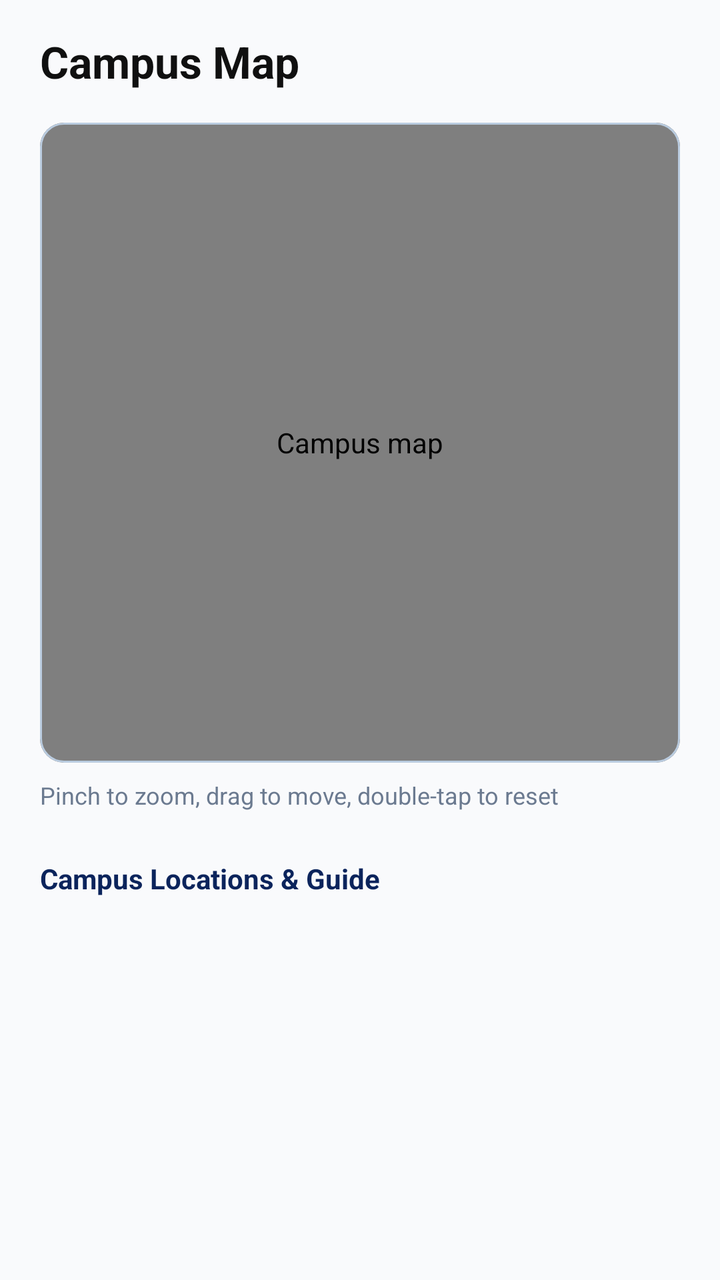
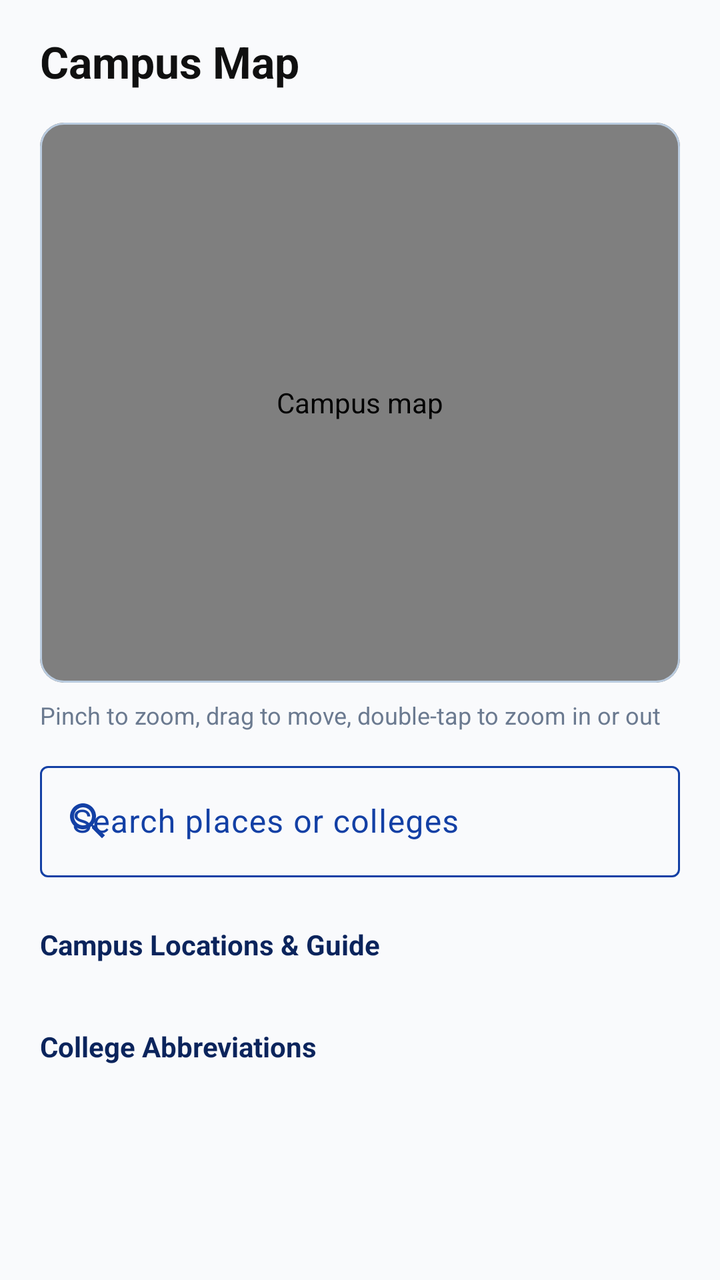

The first picture is an Android layout as it rendered before a commit; the second is the same layout after the commit. The layout source and the unified diff follow.
<!-- AndroidManifest.xml: application theme Theme.Acadex -->
<!-- res/layout/fragment_directory.xml -->
<ScrollView xmlns:android="http://schemas.android.com/apk/res/android" xmlns:app="http://schemas.android.com/apk/res-auto"
    style="@style/ScreenScroll"
    android:layout_width="match_parent" android:layout_height="match_parent">
    <LinearLayout style="@style/ScreenContent" android:layout_width="match_parent" android:layout_height="wrap_content">

        <TextView style="@style/Title" android:layout_width="wrap_content" android:layout_height="wrap_content" android:text="Campus Map"/>

        <com.google.android.material.card.MaterialCardView style="@style/Card" android:layout_width="match_parent" android:layout_height="wrap_content" android:layout_marginTop="@dimen/gap_md">
            <com.student.acadex.ZoomImageView
                android:id="@+id/ivCampusMap"
                android:layout_width="match_parent" android:layout_height="320dp"
                android:contentDescription="Campus map"/>
        </com.google.android.material.card.MaterialCardView>

        <TextView style="@style/Hint" android:layout_width="wrap_content" android:layout_height="wrap_content" android:layout_marginTop="@dimen/gap_sm"
            android:text="Pinch to zoom, drag to move, double-tap to reset"/>

        <TextView style="@style/Section" android:layout_width="wrap_content" android:layout_height="wrap_content" android:text="Campus Locations &amp; Guide"/>
        <LinearLayout android:id="@+id/placeList" android:layout_width="match_parent" android:layout_height="wrap_content" android:orientation="vertical"/>

    </LinearLayout>
</ScrollView>
<!-- resources referenced by this layout -->
<resources>
  <dimen name="gap_md">12dp</dimen>
  <dimen name="gap_sm">8dp</dimen>
  <style name="Card" parent="Widget.Material3.CardView.Outlined">
          <item name="cardBackgroundColor">@color/white</item>
          <item name="strokeColor">@color/light</item>
          <item name="strokeWidth">1dp</item>
          <item name="cardCornerRadius">12dp</item>
          <item name="cardElevation">0dp</item>
      </style>
  <style name="Hint">
          <item name="android:textSize">12sp</item>
          <item name="android:textColor">@color/muted</item>
      </style>
  <style name="ScreenContent">
          <item name="android:orientation">vertical</item>
          <item name="android:paddingLeft">@dimen/screen_padding</item>
          <item name="android:paddingRight">@dimen/screen_padding</item>
          <item name="android:paddingTop">@dimen/screen_padding_top</item>
          <item name="android:paddingBottom">@dimen/screen_padding_bottom</item>
      </style>
  <style name="ScreenScroll">
          <item name="android:clipToPadding">false</item>
          <item name="android:scrollbars">none</item>
      </style>
  <style name="Section">
          <item name="android:textSize">14sp</item>
          <item name="android:textStyle">bold</item>
          <item name="android:textColor">@color/dark</item>
          <item name="android:paddingTop">@dimen/gap_xl</item>
          <item name="android:paddingBottom">@dimen/gap_sm</item>
      </style>
  <style name="Title">
          <item name="android:textSize">22sp</item>
          <item name="android:textStyle">bold</item>
          <item name="android:textColor">@color/black</item>
          <item name="android:paddingBottom">@dimen/gap_xs</item>
      </style>
  <style name="Theme.Acadex" parent="Theme.Material3.Light.NoActionBar">
          <item name="colorPrimary">@color/primary</item>
          <item name="colorOnPrimary">@color/white</item>
          <item name="colorPrimaryContainer">@color/light</item>
          <item name="colorOnPrimaryContainer">@color/dark</item>
          
          <item name="colorSecondaryContainer">@color/primary_soft</item>
          <item name="colorOnSecondaryContainer">@color/dark</item>
          <item name="colorSurface">@color/white</item>
          <item name="colorOnSurface">@color/black</item>
          <item name="colorOnSurfaceVariant">@color/black</item>
          <item name="android:colorBackground">@color/bg</item>
          <item name="android:statusBarColor">@color/bg</item>
          <item name="android:windowLightStatusBar">true</item>
      </style>
  <color name="white">#FFFFFF</color>
  <color name="light">#BACCE0</color>
  <color name="muted">#6B7A90</color>
  <dimen name="screen_padding">20dp</dimen>
  <dimen name="screen_padding_top">16dp</dimen>
  <dimen name="screen_padding_bottom">96dp</dimen>
  <color name="dark">#0B245C</color>
  <dimen name="gap_xl">24dp</dimen>
  <color name="black">#101010</color>
  <dimen name="gap_xs">4dp</dimen>
  <color name="primary">#1340A5</color>
  <color name="primary_soft">#DCE6FA</color>
  <color name="bg">#F9FAFC</color>
</resources>

<!-- the commit's change to res/layout/fragment_directory.xml (unified diff, before → after) -->
@@ -8,15 +8,43 @@
         <com.google.android.material.card.MaterialCardView style="@style/Card" android:layout_width="match_parent" android:layout_height="wrap_content" android:layout_marginTop="@dimen/gap_md">
             <com.student.acadex.ZoomImageView
                 android:id="@+id/ivCampusMap"
-                android:layout_width="match_parent" android:layout_height="320dp"
+                android:layout_width="match_parent" android:layout_height="280dp"
                 android:contentDescription="Campus map"/>
         </com.google.android.material.card.MaterialCardView>
 
         <TextView style="@style/Hint" android:layout_width="wrap_content" android:layout_height="wrap_content" android:layout_marginTop="@dimen/gap_sm"
-            android:text="Pinch to zoom, drag to move, double-tap to reset"/>
+            android:text="Pinch to zoom, drag to move, double-tap to zoom in or out"/>
 
-        <TextView style="@style/Section" android:layout_width="wrap_content" android:layout_height="wrap_content" android:text="Campus Locations &amp; Guide"/>
+        <com.google.android.material.textfield.TextInputLayout
+            style="@style/Widget.Material3.TextInputLayout.OutlinedBox"
+            android:layout_width="match_parent" android:layout_height="wrap_content"
+            android:layout_marginTop="@dimen/gap_md"
+            android:hint="Search places or colleges"
+            android:textColorHint="@color/primary"
+            app:hintTextColor="@color/primary"
+            app:boxStrokeColor="@color/search_stroke"
+            app:boxStrokeWidth="1dp"
+            app:boxStrokeWidthFocused="2dp"
+            app:cursorColor="@color/primary"
+            app:startIconDrawable="@drawable/ic_search"
+            app:startIconTint="@color/primary"
+            app:endIconMode="clear_text"
+            app:endIconTint="@color/primary">
+            <com.google.android.material.textfield.TextInputEditText
+                android:id="@+id/etSearch"
+                android:layout_width="match_parent" android:layout_height="wrap_content"
+                android:textColor="@color/primary"
+                android:imeOptions="actionSearch" android:inputType="text" android:maxLines="1"/>
+        </com.google.android.material.textfield.TextInputLayout>
+
+        <TextView android:id="@+id/tvPlacesHeader" style="@style/Section" android:layout_width="wrap_content" android:layout_height="wrap_content" android:text="Campus Locations &amp; Guide"/>
         <LinearLayout android:id="@+id/placeList" android:layout_width="match_parent" android:layout_height="wrap_content" android:orientation="vertical"/>
+
+        <TextView android:id="@+id/tvCollegesHeader" style="@style/Section" android:layout_width="wrap_content" android:layout_height="wrap_content" android:text="College Abbreviations"/>
+        <LinearLayout android:id="@+id/collegeList" android:layout_width="match_parent" android:layout_height="wrap_content" android:orientation="vertical"/>
+
+        <TextView android:id="@+id/tvNoResults" style="@style/Hint" android:layout_width="match_parent" android:layout_height="wrap_content"
+            android:padding="@dimen/gap_md" android:text="No places or colleges match your search" android:visibility="gone"/>
 
     </LinearLayout>
 </ScrollView>
<!-- resource entries referenced after the edit -->
@@ -2,6 +2,12 @@
 <resources>
   <dimen name="gap_md">12dp</dimen>
   <dimen name="gap_sm">8dp</dimen>
+  <!-- drawable ic_search (drawable) -->
+  <vector xmlns:android="http://schemas.android.com/apk/res/android"
+      android:width="24dp" android:height="24dp" android:viewportWidth="24" android:viewportHeight="24">
+      <path android:fillColor="#101010"
+          android:pathData="M15.5,14h-0.79l-0.28,-0.27C15.41,12.59 16,11.11 16,9.5 16,5.91 13.09,3 9.5,3S3,5.91 3,9.5 5.91,16 9.5,16c1.61,0 3.09,-0.59 4.23,-1.57l0.27,0.28v0.79l5,4.99L20.49,19l-4.99,-5zM9.5,14C7.01,14 5,11.99 5,9.5S7.01,5 9.5,5 14,7.01 14,9.5 11.99,14 9.5,14z"/>
+  </vector>
   <style name="Card" parent="Widget.Material3.CardView.Outlined">
           <item name="cardBackgroundColor">@color/white</item>
           <item name="strokeColor">@color/light</item>
